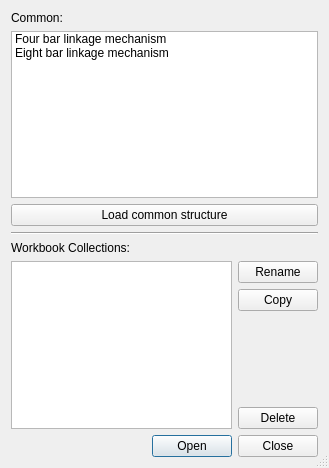
This is core/synthesis/Collections/TriangularIteration_dialog/collections.ui in KmolYuan/Pyslvs-UI as Qt 5 draws it before an edit. The edited form follows.
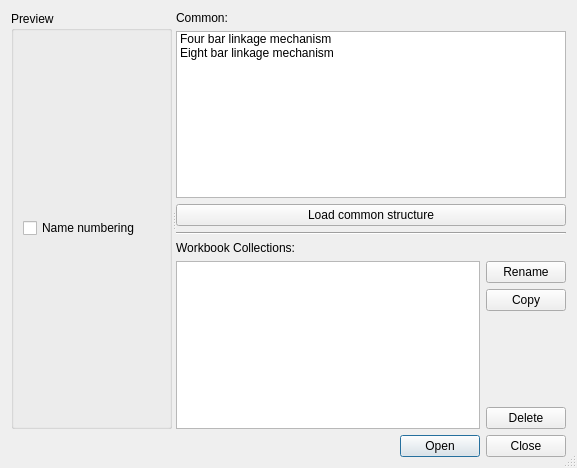
This is the edited form. Icons and pictures are not drawn.

Commit message: Add a preview canvas for profile collections dialog.

What changed in the file:
```diff
--- a/core/synthesis/Collections/TriangularIteration_dialog/collections.ui
+++ b/core/synthesis/Collections/TriangularIteration_dialog/collections.ui
@@ -6,7 +6,7 @@
    <rect>
     <x>0</x>
     <y>0</y>
-    <width>329</width>
+    <width>577</width>
     <height>468</height>
    </rect>
   </property>
@@ -29,8 +29,33 @@
   <property name="modal">
    <bool>true</bool>
   </property>
-  <layout class="QHBoxLayout" name="main_layout">
+  <layout class="QVBoxLayout" name="verticalLayout_4">
    <item>
+    <widget class="QSplitter" name="main_splitter">
+     <property name="sizePolicy">
+      <sizepolicy hsizetype="Expanding" vsizetype="Expanding">
+       <horstretch>0</horstretch>
+       <verstretch>0</verstretch>
+      </sizepolicy>
+     </property>
+     <property name="orientation">
+      <enum>Qt::Horizontal</enum>
+     </property>
+     <widget class="QGroupBox" name="preview_box">
+      <property name="title">
+       <string>Preview</string>
+      </property>
+      <layout class="QVBoxLayout" name="preview_layout">
+       <item>
+        <widget class="QCheckBox" name="switch_name">
+         <property name="text">
+          <string>Name numbering</string>
+         </property>
+        </widget>
+       </item>
+      </layout>
+     </widget>
+     <widget class="QWidget" name="layoutWidget">
     <layout class="QVBoxLayout" name="verticalLayout_3">
      <item>
       <layout class="QVBoxLayout" name="verticalLayout_2">
@@ -145,6 +170,10 @@
        </item>
       </layout>
      </item>
+      </layout>
+     </widget>
+    </widget>
+   </item>
      <item>
       <layout class="QHBoxLayout" name="horizontalLayout_3">
        <item>
@@ -166,8 +195,6 @@
           <set>QDialogButtonBox::Close|QDialogButtonBox::Open</set>
          </property>
         </widget>
-       </item>
-      </layout>
      </item>
     </layout>
    </item>
```
Left out of the diff: 2 changed lines with no effect on the pictures. Lines whose indentation alone changed are shown as unchanged. The commit also changes 5 other files.
